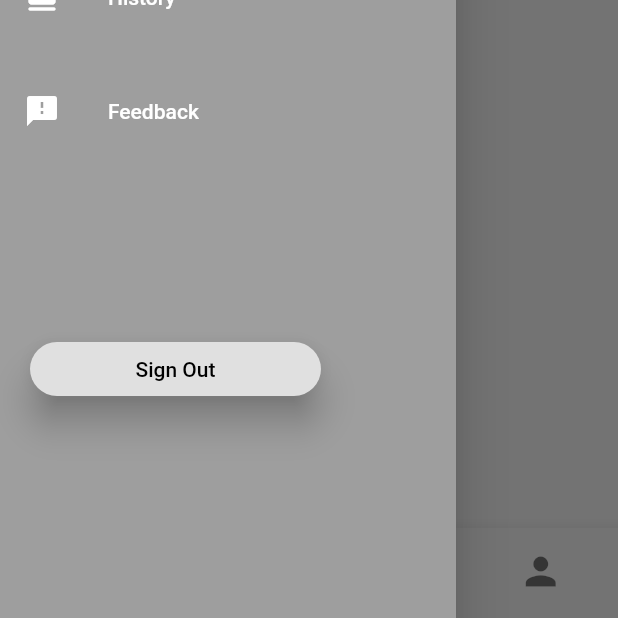
After one commit to minin0la/DIP_E018, a Flutter app: the screen it shows once a user with an empty profile is signed in, with the side drawer open, on a phone screen of 412 x 824 dp, the part 618-1236 px from its top. The commit adds this screen. Run offline on Flutter 3.47's test engine with Material 2 defaults, Android fonts, the phone set to English and light mode, and no system bars; our stand-ins replace firebase_auth, firebase_core; accounts and stored records are empty.

Commit message:
added a List of widgets for bottom navigation Bar. There are 2 appbars, one in profile page and one in homepage.dart and they are on top of one another so need to fix that.

```diff
--- /dev/null
+++ b/irent_app/lib/drawer.dart
@@ -0,0 +1,110 @@
+// ignore_for_file: prefer_const_constructors
+
+import 'package:firebase_auth/firebase_auth.dart';
+import 'package:flutter/material.dart';
+import 'login_register.dart';
+
+class NavigationDrawer extends StatelessWidget {
+  const NavigationDrawer({Key? key}) : super(key: key);
+
+  @override
+  Widget build(BuildContext context) {
+    return Drawer(
+        child: ListView(
+      padding: EdgeInsets.zero,
+      // ignore: prefer_const_literals_to_create_immutables
+      children: [
+        Container(
+          alignment: Alignment.topLeft,
+          margin: EdgeInsets.only(left: 30, top: 30),
+          child: Container(
+            height: 200,
+            child: DrawerHeader(
+              child: Column(
+                // ignore: prefer_const_literals_to_create_immutables
+                children: [
+                  CircleAvatar(
+                    radius: 40,
+                  ),
+                  SizedBox(
+                    height: 30,
+                  ),
+                  Text(
+                    'Stephanie',
+                    style: TextStyle(
+                      color: Colors.white,
+                      fontSize: 25,
+                    ),
+                  )
+                ],
+              ),
+            ),
+          ),
+        ),
+        ListTile(
+          iconColor: Colors.white,
+          textColor: Colors.white,
+          title: const Text('Home'),
+          leading: Icon(Icons.home),
+          onTap: () {
+            Navigator.pop(context);
+          },
+        ),
+        SizedBox(
+          height: 20,
+        ),
+        ListTile(
+          iconColor: Colors.white,
+          textColor: Colors.white,
+          title: const Text('Account'),
+          leading: Icon(Icons.person),
+          onTap: () {
+            Navigator.pop(context);
+          },
+        ),
+        SizedBox(
+          height: 20,
+        ),
+        ListTile(
+          iconColor: Colors.white,
+          textColor: Colors.white,
+          title: const Text('History'),
+          leading: Icon(Icons.calendar_view_day_rounded),
+          onTap: () {
+            Navigator.pop(context);
+          },
+        ),
+        SizedBox(
+          height: 20,
+        ),
+        ListTile(
+          iconColor: Colors.white,
+          textColor: Colors.white,
+          title: const Text('Feedback'),
+          leading: Icon(Icons.feedback),
+          onTap: () {
+            Navigator.pop(context);
+          },
+        ),
+        Container(
+          padding: EdgeInsets.only(right: 90, left: 20),
+          margin: EdgeInsets.only(top: 120),
+          child: ElevatedButton(
+              style: ElevatedButton.styleFrom(
+                  primary: Colors.grey.shade300,
+                  elevation: 10,
+                  shape: RoundedRectangleBorder(
+                      borderRadius: BorderRadius.circular(30))),
+              onPressed: () async {
+                await FirebaseAuth.instance.signOut();
+                Navigator.push(
+                    context,
+                    MaterialPageRoute(
+                        builder: (context) => const LoginRegisterScreen()));
+              },
+              child: Text('Sign Out')),
+        ),
+      ],
+    ));
+  }
+}
--- a/irent_app/lib/homepage.dart
+++ b/irent_app/lib/homepage.dart
@@ -1,8 +1,11 @@
 // ignore_for_file: prefer_const_constructors, avoid_unnecessary_containers
-
+// https://api.flutter.dev/flutter/material/BottomNavigationBar-class.html for Bottom Navigation Bar
+// https://www.youtube.com/watch?v=xoKqQjSDZ60&t=125s for video on bottomnavigationbar implementation
 import 'package:firebase_auth/firebase_auth.dart';
 import 'package:flutter/material.dart';
 import 'package:irent_app/login_register.dart';
+import 'drawer.dart';
+import 'profilepage.dart';
 
 class HomePage extends StatefulWidget {
   const HomePage({Key? key}) : super(key: key);
@@ -12,117 +15,58 @@ class HomePage extends StatefulWidget {
 }
 
 class _HomePageState extends State<HomePage> {
+  int currentIndex = 0;
+  final screens = [
+    Center(
+        child: Text(
+      'Home',
+      style: TextStyle(fontSize: 60),
+    )),
+    Center(
+      child: Text(
+        'Bookings',
+        style: TextStyle(fontSize: 60),
+      ),
+    ),
+    Center(
+      child: Text(
+        'Cart',
+        style: TextStyle(fontSize: 60),
+      ),
+    ),
+    ProfilePage()
+  ];
+
   @override
   Widget build(BuildContext context) {
     return SafeArea(
       child: Scaffold(
         drawer: Theme(
-          data: Theme.of(context).copyWith(canvasColor: Colors.grey),
-          child: Drawer(
-              child: ListView(
-            padding: EdgeInsets.zero,
-            // ignore: prefer_const_literals_to_create_immutables
-            children: [
-              Container(
-                alignment: Alignment.topLeft,
-                margin: EdgeInsets.only(left: 30, top: 30),
-                child: Container(
-                  height: 200,
-                  child: DrawerHeader(
-                    child: Column(
-                      // ignore: prefer_const_literals_to_create_immutables
-                      children: [
-                        CircleAvatar(
-                          radius: 40,
-                        ),
-                        SizedBox(
-                          height: 30,
-                        ),
-                        Text(
-                          'Stephanie',
-                          style: TextStyle(
-                            color: Colors.white,
-                            fontSize: 25,
-                          ),
-                        )
-                      ],
-                    ),
-                  ),
-                ),
-              ),
-              ListTile(
-                iconColor: Colors.white,
-                textColor: Colors.white,
-                title: const Text('Home'),
-                leading: Icon(Icons.home),
-                onTap: () {
-                  Navigator.pop(context);
-                },
-              ),
-              SizedBox(
-                height: 20,
-              ),
-              ListTile(
-                iconColor: Colors.white,
-                textColor: Colors.white,
-                title: const Text('Account'),
-                leading: Icon(Icons.person),
-                onTap: () {
-                  Navigator.pop(context);
-                },
-              ),
-              SizedBox(
-                height: 20,
-              ),
-              ListTile(
-                iconColor: Colors.white,
-                textColor: Colors.white,
-                title: const Text('History'),
-                leading: Icon(Icons.calendar_view_day_rounded),
-                onTap: () {
-                  Navigator.pop(context);
-                },
-              ),
-              SizedBox(
-                height: 20,
-              ),
-              ListTile(
-                iconColor: Colors.white,
-                textColor: Colors.white,
-                title: const Text('Feedback'),
-                leading: Icon(Icons.feedback),
-                onTap: () {
-                  Navigator.pop(context);
-                },
-              ),
-              Container(
-                padding: EdgeInsets.only(right: 90, left: 20),
-                margin: EdgeInsets.only(top: 120),
-                child: ElevatedButton(
-                    style: ElevatedButton.styleFrom(
-                        primary: Colors.grey.shade300,
-                        elevation: 10,
-                        shape: RoundedRectangleBorder(
-                            borderRadius: BorderRadius.circular(30))),
-                    onPressed: () async {
-                      await FirebaseAuth.instance.signOut();
-                      Navigator.push(
-                          context,
-                          MaterialPageRoute(
-                              builder: (context) =>
-                                  const LoginRegisterScreen()));
-                    },
-                    child: Text('Sign Out')),
-              )
-            ],
-          )),
-        ),
+            data: Theme.of(context).copyWith(canvasColor: Colors.grey),
+            child: NavigationDrawer()),
         extendBodyBehindAppBar: true,
         appBar: AppBar(
           iconTheme: IconThemeData(color: Colors.black),
           elevation: 0,
           backgroundColor: Colors.transparent,
         ),
+        body: screens[currentIndex],
+        bottomNavigationBar: BottomNavigationBar(
+          currentIndex: currentIndex,
+          selectedItemColor: Colors.black,
+          iconSize: 30,
+          showSelectedLabels: false,
+          showUnselectedLabels: false,
+          onTap: (index) => setState(() => currentIndex = index),
+          type: BottomNavigationBarType.fixed,
+          items: const <BottomNavigationBarItem>[
+            BottomNavigationBarItem(icon: Icon(Icons.home), label: 'Home'),
+            BottomNavigationBarItem(icon: Icon(Icons.book), label: 'Bookings'),
+            BottomNavigationBarItem(
+                icon: Icon(Icons.shopping_bag), label: 'Cart'),
+            BottomNavigationBarItem(icon: Icon(Icons.person), label: 'Account')
+          ],
+        ),
       ),
     );
   }
```
Also changed, not shown: irent_app/lib/profilepage.dart (added, +27 -0 lines).
